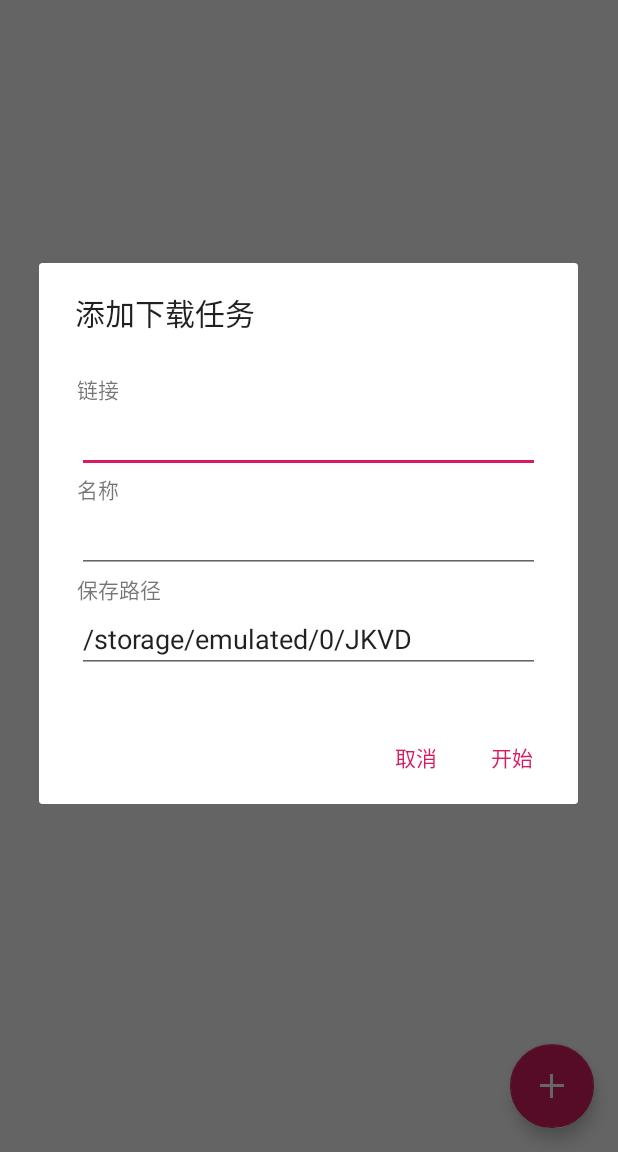
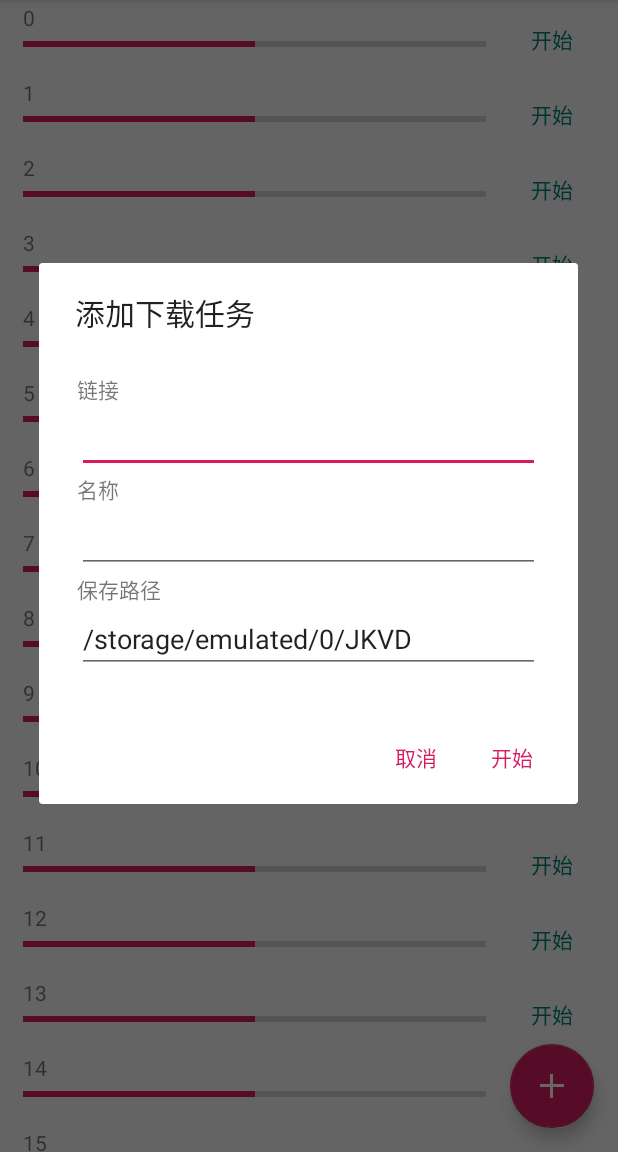
Before and after one commit to Zeahow/JikeVideoDownloader, an Android app: the screen it shows after launch (MainActivity), after a tap on an icon or button, on a phone screen of 412 x 824 dp, the part 84-1236 px from its top. Run offline under Robolectric (Android 15) with nearby library versions, the phone set to English and light mode, and no system bars.

Commit message:
完成任务列表的视图设计

```diff
--- a/app/build.gradle
+++ b/app/build.gradle
@@ -21,6 +21,7 @@ android {
 dependencies {
     implementation fileTree(dir: 'libs', include: ['*.jar'])
     implementation 'com.android.support:appcompat-v7:28.0.0'
+    implementation 'com.android.support:recyclerview-v7:28.0.0'
     implementation 'com.android.support:design:28.0.0'
     implementation 'com.android.support.constraint:constraint-layout:1.1.3'
     implementation 'com.squareup.okhttp3:okhttp:3.11.0'
--- a/app/src/main/java/com/zehhow/jikevideodownloader/MainActivity.java
+++ b/app/src/main/java/com/zehhow/jikevideodownloader/MainActivity.java
@@ -8,22 +8,29 @@ import android.support.annotation.NonNull;
 import android.support.design.widget.FloatingActionButton;
 import android.support.v7.app.AppCompatActivity;
 import android.os.Bundle;
+import android.support.v7.widget.LinearLayoutManager;
+import android.support.v7.widget.RecyclerView;
 import android.support.v7.widget.Toolbar;
 import android.view.View;
 import android.widget.Toast;
 
+import com.zehhow.jikevideodownloader.adapter.TaskAdapter;
 import com.zehhow.jikevideodownloader.dao.SQLiteHelper;
+import com.zehhow.jikevideodownloader.dao.TaskBean;
 import com.zehhow.jikevideodownloader.dialog.AddTaskDialog;
+
+import java.util.Vector;
 
 
 public class MainActivity extends AppCompatActivity {
     // 悬浮按钮的状态
     private enum FabState {
-        ADD,
-        DELETE
+        ADD,        // 新增任务
+        DELETE      // 删除任务
     }
     private FabState fabState = FabState.ADD;
     private String url;
+    private Vector<TaskBean> taskList;
 
 
     @Override
@@ -49,6 +56,7 @@ public class MainActivity extends AppCompatActivity {
         });
 
         SQLiteHelper.init(this);    // 初始化数据库
+        initTaskList();                     // 初始化任务列表
 
         Intent intent = getIntent();
         // 判断是否由分享功能调用本Activity
@@ -109,6 +117,12 @@ public class MainActivity extends AppCompatActivity {
         return true;
     }
 
+    /**
+     * 权限请求回调函数
+     * @param requestCode 请求码，区分调用方，以此确定回调函数。1表示addTask，2表示deleteTask
+     * @param permissions 权限
+     * @param grantResults 结果
+     */
     @Override
     public void onRequestPermissionsResult(int requestCode, @NonNull String[] permissions, @NonNull int[] grantResults) {
         switch(requestCode) {
@@ -123,4 +137,16 @@ public class MainActivity extends AppCompatActivity {
         }
     }
 
+    /**
+     * 初始化任务列表
+     */
+    private void initTaskList() {
+        taskList = new Vector<>();
+        for(int i=0; i<20; i++)
+            taskList.add(new TaskBean("", i+"", ""));
+
+        RecyclerView recyclerView = findViewById(R.id.recyclerView);
+        recyclerView.setLayoutManager(new LinearLayoutManager(this));
+        recyclerView.setAdapter(new TaskAdapter(taskList));
+    }
 }
--- /dev/null
+++ b/app/src/main/java/com/zehhow/jikevideodownloader/adapter/TaskAdapter.java
@@ -0,0 +1,62 @@
+package com.zehhow.jikevideodownloader.adapter;
+
+import android.support.annotation.NonNull;
+import android.support.v7.widget.RecyclerView;
+import android.view.LayoutInflater;
+import android.view.View;
+import android.view.ViewGroup;
+import android.widget.Button;
+import android.widget.ProgressBar;
+import android.widget.TextView;
+
+import com.zehhow.jikevideodownloader.R;
+import com.zehhow.jikevideodownloader.dao.TaskBean;
+
+import java.util.Vector;
+
+public class TaskAdapter extends RecyclerView.Adapter<TaskAdapter.ViewHolder> {
+    private Vector<TaskBean> taskList;
+
+    static class ViewHolder extends RecyclerView.ViewHolder {
+        TextView txtName;
+        ProgressBar progressBar;
+        Button btnStartOrPause;
+
+        public ViewHolder(View view) {
+            super(view);
+            txtName = view.findViewById(R.id.name);
+            progressBar = view.findViewById(R.id.progressBar);
+            btnStartOrPause = view.findViewById(R.id.startOrPause);
+
+        }
+    }
+
+    public TaskAdapter(Vector<TaskBean> taskList) {
+        this.taskList = taskList;
+    }
+
+    @NonNull
+    @Override
+    public ViewHolder onCreateViewHolder(@NonNull ViewGroup viewGroup, int i) {
+        View view = LayoutInflater.from(viewGroup.getContext())
+                .inflate(R.layout.task_item_layout, viewGroup, false);
+        return new ViewHolder(view);
+    }
+
+
+
+    @Override
+    public void onBindViewHolder(@NonNull ViewHolder viewHolder, int i) {
+        TaskBean task = taskList.get(i);
+        viewHolder.txtName.setText(task.name);
+        int progress = 0;
+        if(task.totalLength != 0)
+            progress = (int)(task.downloadedLength * 100 / task.totalLength);
+        viewHolder.progressBar.setProgress(50);
+    }
+
+    @Override
+    public int getItemCount() {
+        return taskList.size();
+    }
+}
--- a/app/src/main/res/layout/add_task_dialog_layout.xml
+++ b/app/src/main/res/layout/add_task_dialog_layout.xml
@@ -40,7 +40,7 @@
             android:id="@+id/path"
             android:layout_width="match_parent"
             android:layout_height="wrap_content"
-            android:editable="false"
+            android:inputType="none"
             android:text="@string/defaultPath"/>
 
     </LinearLayout>
--- a/app/src/main/res/layout/main_layout.xml
+++ b/app/src/main/res/layout/main_layout.xml
@@ -1,22 +1,36 @@
 <?xml version="1.0" encoding="utf-8"?>
-<android.support.constraint.ConstraintLayout xmlns:android="http://schemas.android.com/apk/res/android"
+<android.support.v4.widget.DrawerLayout xmlns:android="http://schemas.android.com/apk/res/android"
     xmlns:app="http://schemas.android.com/apk/res-auto"
     xmlns:tools="http://schemas.android.com/tools"
     android:layout_width="match_parent"
     android:layout_height="match_parent"
     tools:context=".MainActivity">
 
-    <FrameLayout
+    <android.support.design.widget.CoordinatorLayout
         android:layout_width="match_parent"
         android:layout_height="match_parent">
 
-        <android.support.v7.widget.Toolbar
-            android:id="@+id/toolbar"
+        <android.support.design.widget.AppBarLayout
             android:layout_width="match_parent"
-            android:layout_height="?attr/actionBarSize"
-            android:background="?attr/colorPrimary"
-            android:theme="@style/ThemeOverlay.AppCompat.Dark.ActionBar"
-            app:popupTheme="@style/ThemeOverlay.AppCompat.Light" />
+            android:layout_height="wrap_content">
+
+
+            <android.support.v7.widget.Toolbar
+                android:id="@+id/toolbar"
+                android:layout_width="match_parent"
+                android:layout_height="?attr/actionBarSize"
+                android:background="?attr/colorPrimary"
+                android:theme="@style/ThemeOverlay.AppCompat.Dark.ActionBar"
+                app:popupTheme="@style/ThemeOverlay.AppCompat.Light"
+                app:layout_scrollFlags="scroll|enterAlways|snap"/>
+
+        </android.support.design.widget.AppBarLayout>
+
+        <android.support.v7.widget.RecyclerView
+            android:id="@+id/recyclerView"
+            android:layout_width="match_parent"
+            android:layout_height="match_parent"
+            app:layout_behavior="@string/appbar_scrolling_view_behavior"/>
 
         <android.support.design.widget.FloatingActionButton
             android:id="@+id/fab"
@@ -26,6 +40,6 @@
             android:layout_margin="16dp"
             android:src="@drawable/menu_add" />
 
-    </FrameLayout>
+    </android.support.design.widget.CoordinatorLayout>
 
-</android.support.constraint.ConstraintLayout>
+</android.support.v4.widget.DrawerLayout>
--- /dev/null
+++ b/app/src/main/res/layout/task_item_layout.xml
@@ -0,0 +1,43 @@
+<?xml version="1.0" encoding="utf-8"?>
+<LinearLayout xmlns:android="http://schemas.android.com/apk/res/android"
+    xmlns:app="http://schemas.android.com/apk/res-auto"
+    xmlns:tools="http://schemas.android.com/tools"
+    android:layout_width="match_parent"
+    android:layout_height="wrap_content"
+    android:paddingStart="15sp"
+    android:paddingTop="2sp"
+    android:paddingEnd="0dp">
+
+    <LinearLayout
+        android:layout_width="0dp"
+        android:layout_height="match_parent"
+        android:layout_weight="1"
+        android:orientation="vertical">
+
+        <TextView
+            android:id="@+id/name"
+            android:layout_width="match_parent"
+            android:layout_height="wrap_content"
+            android:text="@string/name" />
+
+        <ProgressBar
+            android:id="@+id/progressBar"
+            style="?android:attr/progressBarStyleHorizontal"
+            android:layout_width="match_parent"
+            android:layout_height="wrap_content"
+            android:layerType="hardware"
+            android:max="100"
+            android:visibility="visible" />
+
+    </LinearLayout>
+
+    <Button
+        android:id="@+id/startOrPause"
+        android:layout_width="wrap_content"
+        android:layout_height="wrap_content"
+        android:background="@android:color/transparent"
+        android:text="@string/start"
+        android:textColor="@color/colorPrimary"
+        tools:layout_width="wrap_content" />
+
+</LinearLayout>
--- a/app/src/main/res/values/colors.xml
+++ b/app/src/main/res/values/colors.xml
@@ -1,6 +1,6 @@
 <?xml version="1.0" encoding="utf-8"?>
 <resources>
     <color name="colorPrimary">#008577</color>
-    <color name="colorPrimaryDark">#00574B</color>
-    <color name="colorAccent">#D81B60</color>
+    <color name="colorPrimaryDark">#00574b</color>
+    <color name="colorAccent">#d81b60</color>
 </resources>
--- a/app/src/main/res/values/strings.xml
+++ b/app/src/main/res/values/strings.xml
@@ -5,4 +5,5 @@
     <string name="name">名称</string>
     <string name="url">链接</string>
     <string name="gettingName">-! 点我获取名称 !-</string>
+    <string name="start">开始</string>
 </resources>
```
